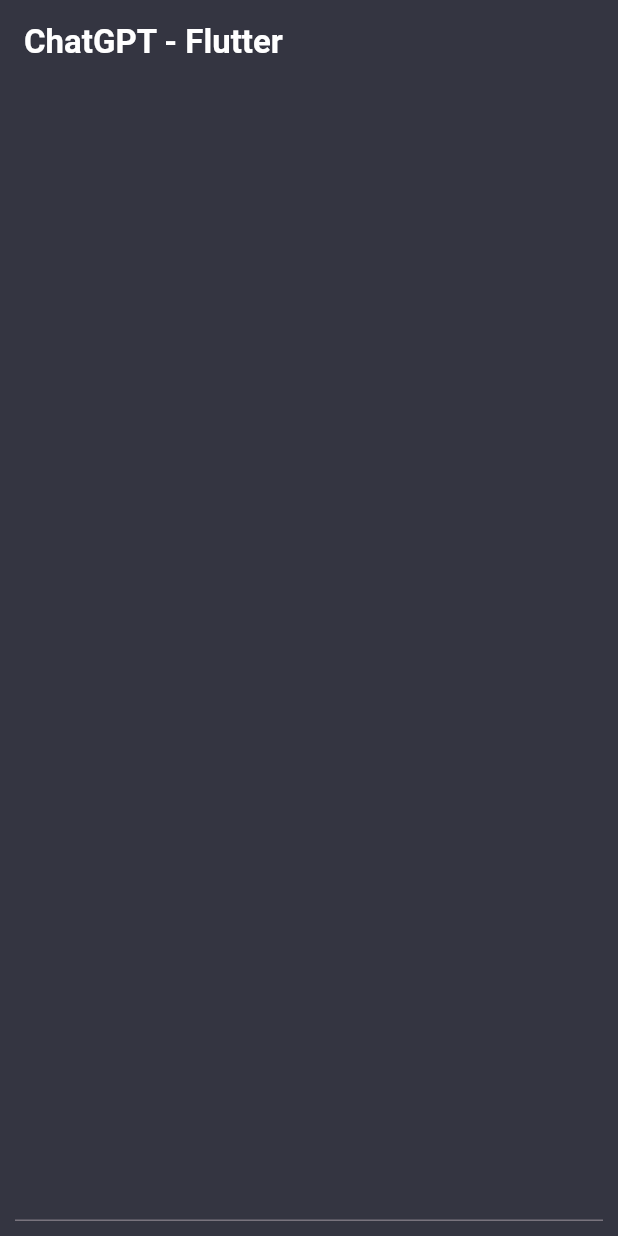
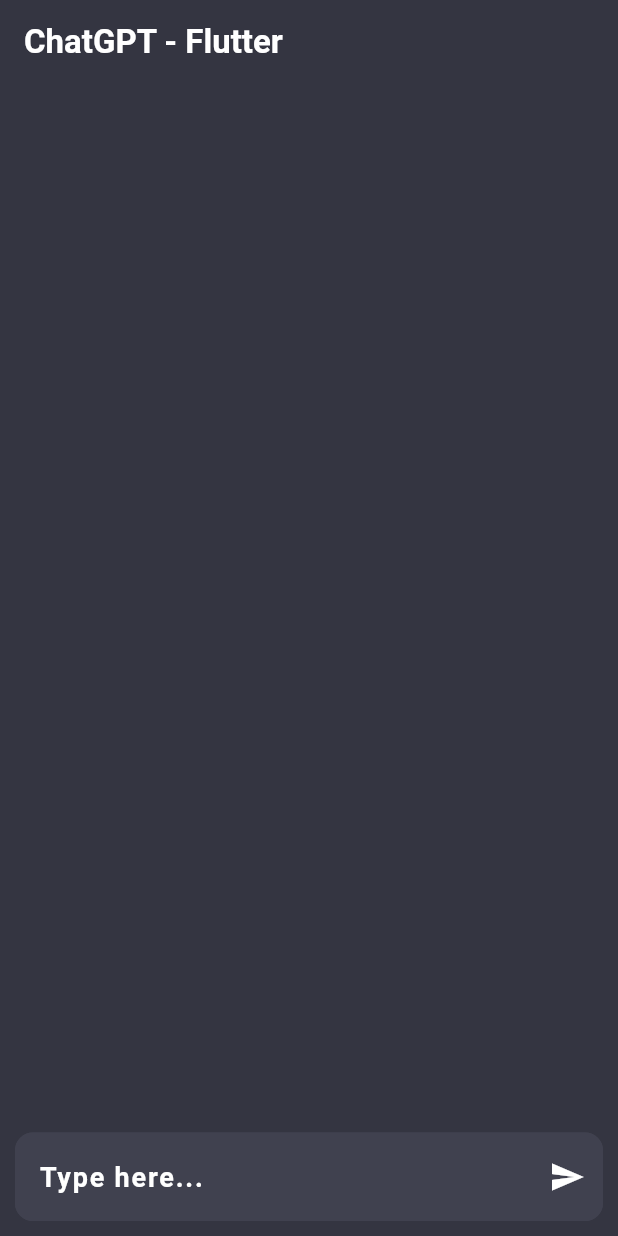
Before and after one commit to Victor-Zarzar/chat-gpt, a Flutter app: the screen it shows after launch, on a phone screen of 412 x 824 dp. Run offline on Flutter 3.47's test engine with Material 3 defaults, Android fonts, the phone set to English and light mode, and no system bars; our stand-ins replace dio.

Commit message:
finished project

```diff
--- a/lib/core/app_config.dart
+++ b/lib/core/app_config.dart
@@ -2,5 +2,5 @@ class AppConfig {
   AppConfig._();
 
   static String get getOpenAPIKey =>
-      "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";
+      "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";
 }
--- a/lib/screens/chat_gpt_screen.dart
+++ b/lib/screens/chat_gpt_screen.dart
@@ -1,4 +1,4 @@
-// ignore_for_file: unused_field, unused_element
+// ignore_for_file: unused_field, unused_element, non_constant_identifier_names
 import 'package:chat_gpt/core/app_theme.dart';
 import 'package:chat_gpt/models/chat_model.dart';
 import 'package:chat_gpt/repositories/chat_gpt_repositories.dart';
@@ -6,7 +6,7 @@ import 'package:dio/dio.dart';
 import 'package:flutter/material.dart';
 
 class ChatGPTScreen extends StatefulWidget {
-  const ChatGPTScreen({super.key});
+  const ChatGPTScreen({Key? key}) : super(key: key);
 
   @override
   State<ChatGPTScreen> createState() => _ChatGPTScreenState();
@@ -17,6 +17,34 @@ class _ChatGPTScreenState extends State<ChatGPTScreen> {
   final _repository = ChatGPTRepository(Dio());
   final _messages = <ChatModel>[];
   final _scrollCtrl = ScrollController();
+
+  Future<void> _sendMessage() async {
+    if (_inputCtrl.text.isNotEmpty) {
+      final prompt = _inputCtrl.text;
+
+      setState(() {
+        _messages.add(ChatModel(
+          message: prompt,
+          messageFrom: MessageFrom.me,
+        ));
+
+        _inputCtrl.text = '';
+
+        _scrollDown();
+      });
+
+      final chatResponse = await _repository.promptMessage(prompt);
+
+      setState(() {
+        _messages.add(ChatModel(
+          message: chatResponse,
+          messageFrom: MessageFrom.bot,
+        ));
+
+        _scrollDown();
+      });
+    }
+  }
 
   void _scrollDown() {
     Future.delayed(const Duration(microseconds: 200), () {
@@ -49,18 +77,73 @@ class _ChatGPTScreenState extends State<ChatGPTScreen> {
                   controller: _scrollCtrl,
                   itemCount: _messages.length,
                   itemBuilder: (_, int index) {
-                          return const Row(
+                    return Row(
                       children: [
-                              if (_messages[index].messageFrom ==
-                                  MessageFrom.me)
-                                Spacer(),
+                        if (_messages[index].messageFrom == MessageFrom.me)
+                          const Spacer(),
+                        Container(
+                          margin: const EdgeInsets.all(12),
+                          width: MediaQuery.of(context).size.width * 0.7,
+                          padding: const EdgeInsets.all(12),
+                          decoration: BoxDecoration(
+                            color: AppTheme.secondaryColor,
+                            borderRadius: BorderRadius.circular(12),
+                          ),
+                          child: Text(
+                            _messages[index].message,
+                            style: const TextStyle(
+                              color: Colors.white,
+                              fontSize: 20,
+                            ),
+                          ),
+                        ),
                       ],
                     );
-                        }),
+                  },
                 ),
-                  TextField(),
+              ),
+              TextField(
+                style: const TextStyle(
+                  fontSize: 18,
+                  color: Colors.white,
+                  fontWeight: FontWeight.bold,
+                  letterSpacing: 1.2,
+                ),
+                maxLines: 4,
+                minLines: 1,
+                controller: _inputCtrl,
+                decoration: InputDecoration(
+                  hintText: 'Type here...',
+                  hintStyle: const TextStyle(
+                    color: Colors.white,
+                  ),
+                  enabledBorder: OutlineInputBorder(
+                    borderSide: BorderSide(
+                      color: AppTheme.secondaryColor,
+                    ),
+                    borderRadius: BorderRadius.circular(12),
+                  ),
+                  fillColor: AppTheme.secondaryColor,
+                  focusedBorder: OutlineInputBorder(
+                    borderSide: BorderSide(
+                      color: AppTheme.secondaryColor,
+                    ),
+                    borderRadius: BorderRadius.circular(12),
+                  ),
+                  filled: true,
+                  suffixIcon: IconButton(
+                    onPressed: _sendMessage,
+                    icon: const Icon(
+                      Icons.send,
+                      color: Colors.white,
+                    ),
+                  ),
+                ),
+              ),
             ],
-              ))),
+          ),
+        ),
+      ),
     );
   }
 }
```
Also changed, not shown: 1 other file. Lines whose indentation alone changed are shown as unchanged.
